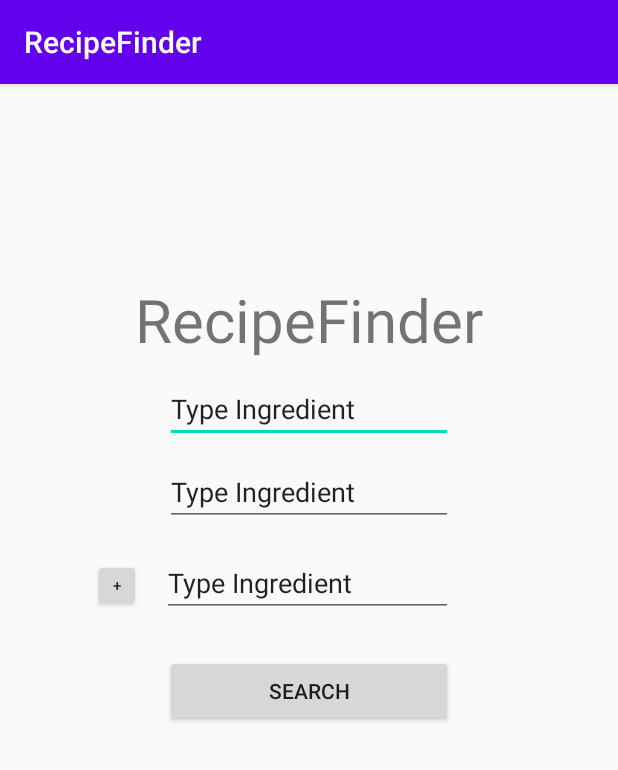
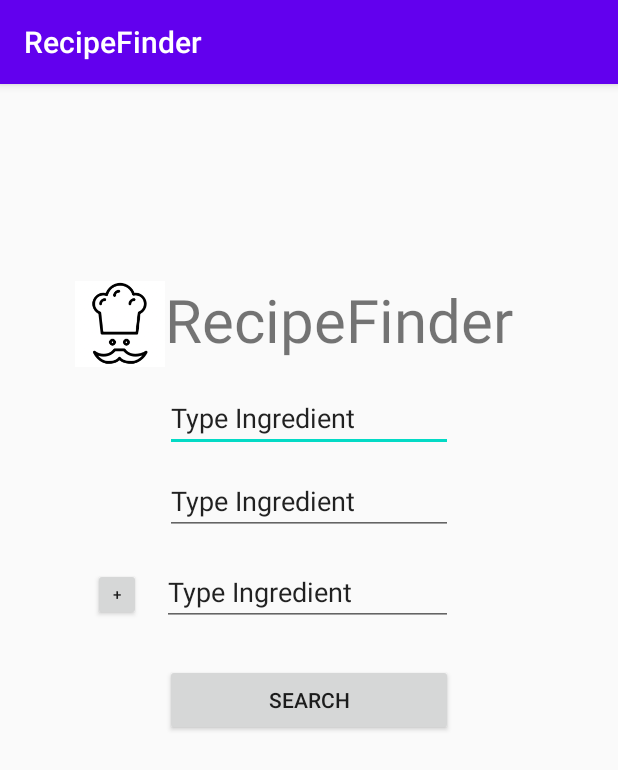
Before and after one commit to MaximKlameth/RecipeFinder, an Android app: the RecipeSearchActivity screen opened directly, with no data from a screen before it, on a phone screen of 412 x 824 dp. Shown: the top 770 px of the screen. Run offline under Robolectric (Android 15) with nearby library versions, the phone set to English and light mode, and no system bars.

Commit message:
Images eingefügt

```diff
--- a/app/src/main/java/net/lehre_online/android/recipefinder1/MainActivity.java
+++ b/app/src/main/java/net/lehre_online/android/recipefinder1/MainActivity.java
@@ -58,6 +58,7 @@ public class MainActivity extends AppCompatActivity {
             if( DBG ) Log.d( TAG, MNAME + "...exiting" );
     }
  /*
+
         RecipeMemo testMemo = new RecipeMemo("Pizza", "Pizza dies das", 102);
         Log.d(LOG_TAG, "Inhalt der Testmemo: " + testMemo.toString());
 
--- a/app/src/main/res/layout/recipe_search.xml
+++ b/app/src/main/res/layout/recipe_search.xml
@@ -10,16 +10,29 @@
     android:layout_marginRight="50dp"
     android:orientation="vertical">
 
-    <TextView
-        android:id="@+id/Text_RecipeFinder"
+    <LinearLayout
+        android:id="@+id/layout1_recipe_search"
         android:layout_width="match_parent"
         android:layout_height="wrap_content"
-        android:textSize="40dp"
-        android:gravity="center"
+        android:layout_gravity="center"
+        android:orientation="horizontal">
 
-        android:text="@string/Text_WelcomeRecipeFinder" />
+        <ImageView
+            android:id="@+id/ImageView_recipefinderlogo"
+            android:layout_width="60dp"
+            android:layout_height="60dp"
+            android:src="@drawable/recipefinderlogo"/>
 
+        <TextView
+            android:id="@+id/Text_RecipeFinder"
+            android:layout_width="250dp"
+            android:layout_height="match_parent"
+            android:layout_marginRight="60dp"
+            android:text="@string/Text_WelcomeRecipeFinder"
+            android:layout_gravity="center"
+            android:textSize="40dp" />
 
+    </LinearLayout>
 
     <EditText
         android:id="@+id/EditText_SearchField1"
```
Also changed, not shown: app/src/main/java/net/lehre_online/android/recipefinder1/ResultListActivity.java (+4 -5 lines), app/src/main/res/layout/activity_main.xml (+4 -5 lines), app/src/main/res/layout/recipe_result.xml (+21 -5 lines), app/src/main/res/layout/recipe_resultlist.xml (+25 -4 lines), app/src/main/res/drawable-hdpi/ic_action_name.png (deleted), app/src/main/res/drawable-hdpi/recipefinderlogo.png (added), app/src/main/res/drawable-mdpi/ic_action_name.png (deleted), app/src/main/res/drawable-xhdpi/ic_action_name.png (deleted), app/src/main/res/drawable-xxhdpi/ic_action_name.png (deleted), app/src/main/res/drawable-xxxhdpi/ic_action_name.png (deleted).
